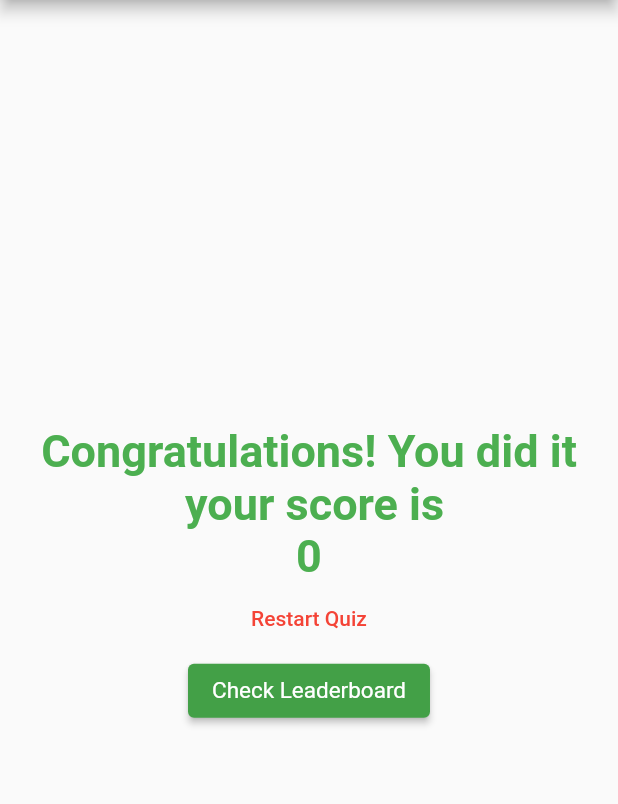
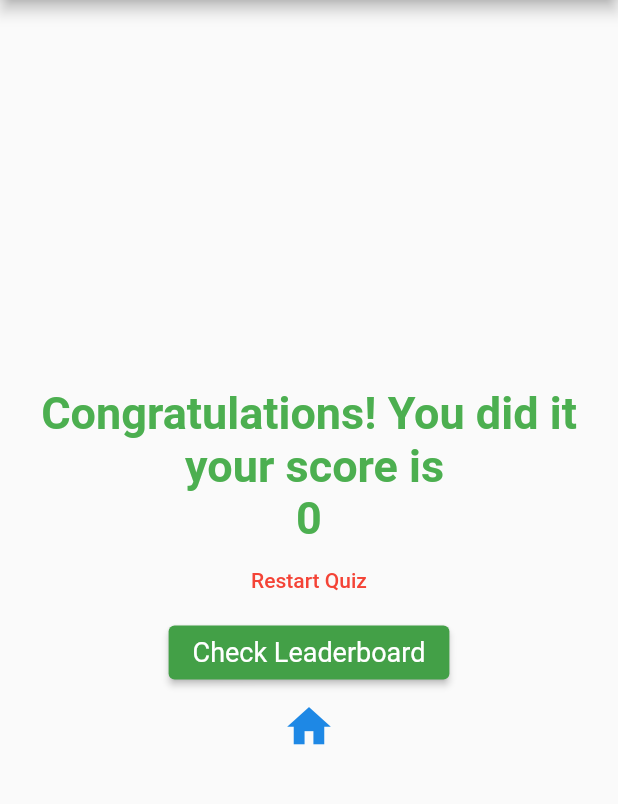
Before and after one commit to SasithaLY/word_quest, a Flutter app: the screen it shows once a user with an empty profile is signed in, after a tap on "PLAY", on a phone screen of 412 x 824 dp, the part 84-888 px from its top. Run offline on Flutter 3.47's test engine with Material 2 defaults, Android fonts, the phone set to English and light mode, and no system bars; our stand-ins replace cloud_firestore, firebase_auth, firebase_core, flutter_native_splash, flutter_signin_button, google_sign_in; missing offline and left inert: animated_button; accounts and stored records are empty.

Commit message:
UI update

```diff
--- a/lib/Quiz.dart
+++ b/lib/Quiz.dart
@@ -211,15 +211,28 @@ class _QuizState extends State<Quiz> {
                         style: ElevatedButton.styleFrom(
                             primary: Colors.green[600],
                             textStyle: TextStyle(
-                              fontSize: 15,
+                              fontSize: 18,
                             )),
                         onPressed: () {
+                          _resetQuiz();
                           Navigator.push(
                             context,
                             MaterialPageRoute(
                                 builder: (context) => LeaderBoard()),
                           );
-                        })
+                        }),
+                    IconButton(
+                      onPressed: () {
+                        _resetQuiz();
+                        Navigator.push(
+                          context,
+                          MaterialPageRoute(builder: (context) => Home()),
+                        );
+                      },
+                      icon: Icon(Icons.home),
+                      iconSize: 35,
+                      color: Colors.blue[600],
+                    )
                   ],
                 ),
               ),
```
